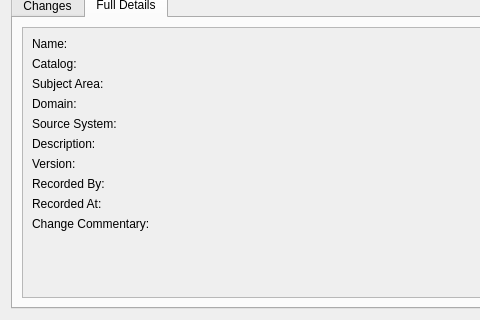
Old version of the form projects/ores.qt/ui/DatasetHistoryDialog.ui in the repository OreStudio/OreStudio; both pictures show x 0 to 480 and y 280 to 600 of the 900 by 600 pixel window.
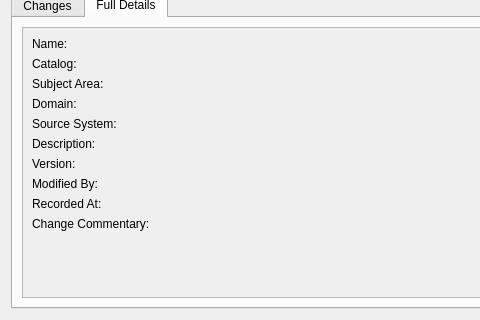
New version of the form. The open tabs and pages were chosen to show the change.

Commit message: [protocol] Fix audit trail metadata: rename recorded_by, remove from wire format

The edit to the form file:
```diff
--- a/projects/ores.qt/ui/DatasetHistoryDialog.ui
+++ b/projects/ores.qt/ui/DatasetHistoryDialog.ui
@@ -183,7 +183,7 @@
                <item row="7" column="0">
                 <widget class="QLabel" name="recordedByLabel">
                  <property name="text">
-                  <string>Recorded By:</string>
+                  <string>Modified By:</string>
                  </property>
                 </widget>
                </item>
```
Left out of the diff: 4 changed lines with no effect on the pictures. The commit also changes 473 other files.
